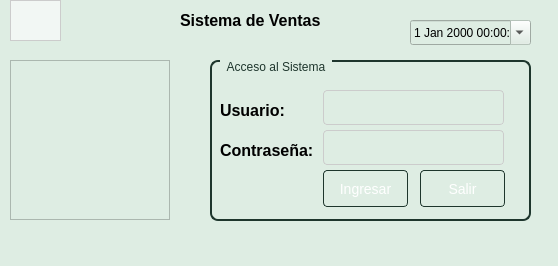
Above: Sistema de ventas/ui/FrmLogin.ui from CodeDrTech/DevelopPython before the change. Below: the same form after it.
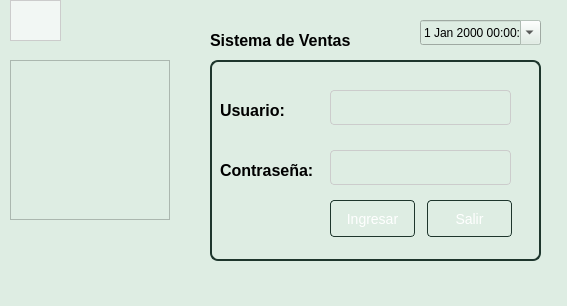
That is the form after the change.

The edit to the form file:
```diff
--- a/Sistema de ventas/ui/FrmLogin.ui
+++ b/Sistema de ventas/ui/FrmLogin.ui
@@ -6,8 +6,8 @@
    <rect>
     <x>0</x>
     <y>0</y>
-    <width>558</width>
-    <height>266</height>
+    <width>567</width>
+    <height>306</height>
    </rect>
   </property>
   <property name="windowTitle">
@@ -22,7 +22,7 @@
    <widget class="QDateTimeEdit" name="txtFecha">
     <property name="geometry">
      <rect>
-      <x>410</x>
+      <x>420</x>
       <y>20</y>
       <width>121</width>
       <height>25</height>
@@ -38,15 +38,15 @@
    <widget class="QLabel" name="label">
     <property name="geometry">
      <rect>
-      <x>180</x>
-      <y>10</y>
+      <x>210</x>
+      <y>30</y>
       <width>191</width>
       <height>21</height>
      </rect>
     </property>
     <property name="font">
      <font>
-      <pointsize>1</pointsize>
+      <pointsize>-1</pointsize>
       <bold>true</bold>
      </font>
     </property>
@@ -80,8 +80,8 @@
      <rect>
       <x>210</x>
       <y>60</y>
-      <width>321</width>
-      <height>161</height>
+      <width>331</width>
+      <height>201</height>
      </rect>
     </property>
     <property name="styleSheet">
@@ -103,13 +103,13 @@
 }</string>
     </property>
     <property name="title">
-     <string>Acceso al Sistema</string>
+     <string/>
     </property>
     <widget class="QPushButton" name="btnIngresar">
      <property name="geometry">
       <rect>
-       <x>113</x>
-       <y>110</y>
+       <x>120</x>
+       <y>140</y>
        <width>85</width>
        <height>37</height>
       </rect>
@@ -147,8 +147,8 @@
     <widget class="QPushButton" name="btnSalir">
      <property name="geometry">
       <rect>
-       <x>210</x>
-       <y>110</y>
+       <x>217</x>
+       <y>140</y>
        <width>85</width>
        <height>37</height>
       </rect>
@@ -186,8 +186,8 @@
     <widget class="QLineEdit" name="txtPassword">
      <property name="geometry">
       <rect>
-       <x>113</x>
-       <y>70</y>
+       <x>120</x>
+       <y>90</y>
        <width>181</width>
        <height>35</height>
       </rect>
@@ -222,7 +222,7 @@
     <widget class="QLineEdit" name="txtUsuario">
      <property name="geometry">
       <rect>
-       <x>113</x>
+       <x>120</x>
        <y>30</y>
        <width>181</width>
        <height>35</height>
@@ -256,7 +256,7 @@
      <property name="geometry">
       <rect>
        <x>10</x>
-       <y>80</y>
+       <y>100</y>
        <width>101</width>
        <height>21</height>
       </rect>
```
